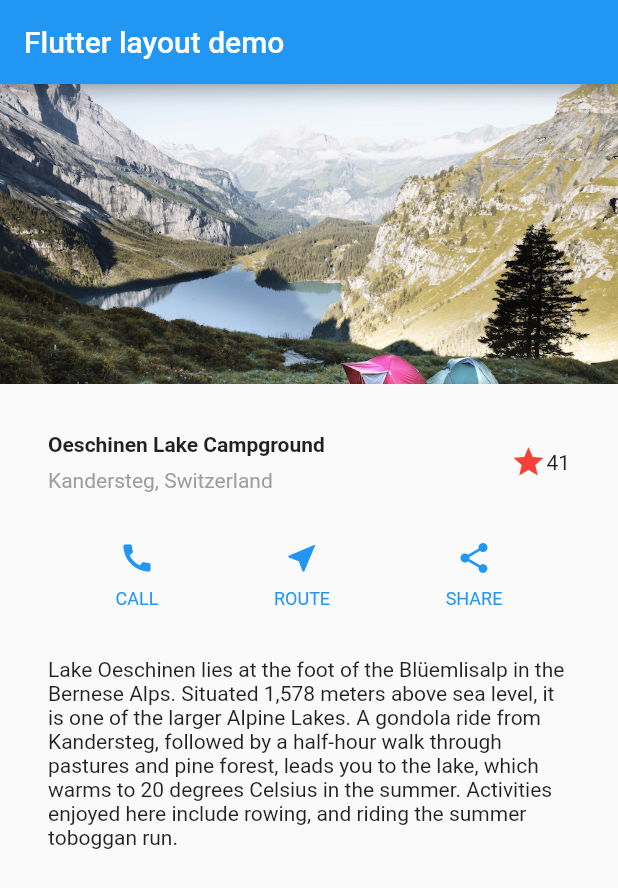
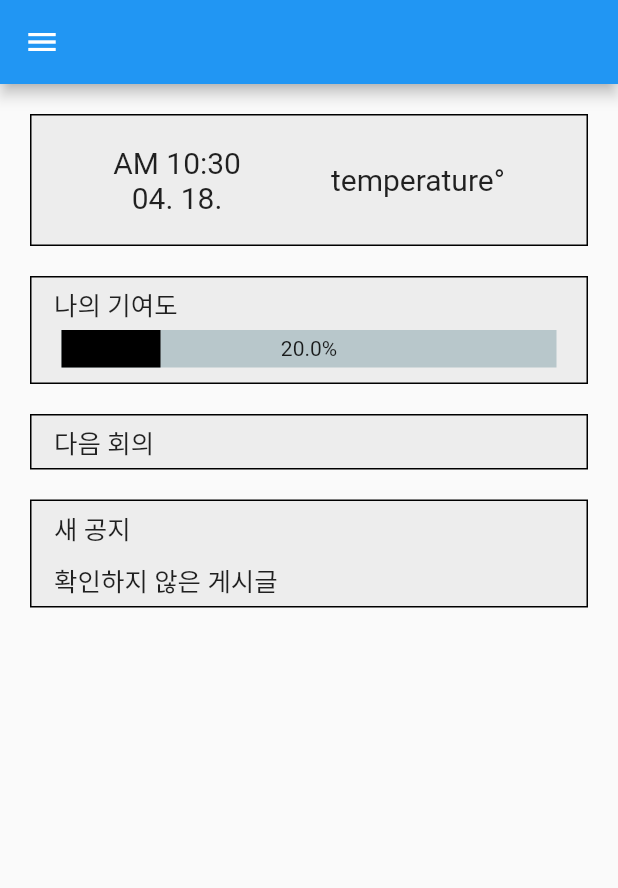
Before and after one commit to Chaehyunee/Teaming, a Flutter app: the screen it shows after launch, on a phone screen of 412 x 824 dp. Shown: the top 888 px of the screen. Run offline on Flutter 3.47's test engine with Material 2 defaults, Android fonts, the light colour scheme and no system bars; drawn by our look-alikes of percent_indicator; our stand-ins replace date_format, timer_builder.

Commit message:
2021.04.18 메인 페이지 구현
회의 일정과 게시글은 아직 해당부분과 DB가 구현되지 않아서 생략
기온도 API가 다루기 쉽지 않아서 해당 부분은 좀 더 공부를 하고 추후에 보충할 예정. 기여도 퍼센테이지 바는 나중에 기여도 계산 알고리즘이 완성되면 해당 값과 연동시켜야 함. 지금은 고정값임

```diff
--- a/lib/main.dart
+++ b/lib/main.dart
@@ -1,119 +1,197 @@
-// Copyright 2018 The Flutter team. All rights reserved.
-// Use of this source code is governed by a BSD-style license that can be
-// found in the LICENSE file.
+import 'package:flutter/material.dart';
+import 'package:percent_indicator/linear_percent_indicator.dart';
+import 'package:timer_builder/timer_builder.dart';
+import 'package:date_format/date_format.dart';
 
-import 'package:flutter/material.dart';
+void main() => runApp(MainPage());
 
-void main() => runApp(MyApp());
+class MainPage extends StatefulWidget {
+  @override
+  _MainPageState createState() => _MainPageState();
+}
 
-class MyApp extends StatelessWidget {
+class _MainPageState extends State<MainPage> {
+  @override
+  void initState() {
+    super.initState();
+  }
+
   @override
   Widget build(BuildContext context) {
-    Widget titleSection = Container(
-      padding: const EdgeInsets.all(32),
-      child: Row(
+    return MaterialApp(
+        home: Scaffold(
+            appBar: AppBar(
+              /*title: Text(title)*/
+            ),
+            body: Column (
               children: [
-          Expanded(
-            /*1*/
-            child: Column(
-              crossAxisAlignment: CrossAxisAlignment.start,
-              children: [
-                /*2*/
-                Container(
-                  padding: const EdgeInsets.only(bottom: 8),
-                  child: Text(
-                    'Oeschinen Lake Campground',
-                    style: TextStyle(
-                      fontWeight: FontWeight.bold,
+                section1,
+                section2,
+                section3,
+                section4,
+              ]
+            ),
+
+            // 드로워(서랍) 추가
+            drawer: Drawer(
+              // 리스트뷰 추가
+              child: ListView(
+                padding: EdgeInsets.zero,
+                children: <Widget>[
+                  // 드로워해더 추가
+                  DrawerHeader(
+                    child: Text('Drawer Header'),
+                    decoration: BoxDecoration(
+                      color: Colors.blue,
                     ),
                   ),
+                  // 리스트타일 추가
+                  ListTile(
+                    title: Text('Item 1'),
+                    onTap: () {
+                      // 네이게이터 팝을 통해 드로워를 닫는다.
+                      Navigator.pop(context);
+                    },
                   ),
-                Text(
-                  'Kandersteg, Switzerland',
-                  style: TextStyle(
-                    color: Colors.grey[500],
-                  ),
-                ),
+                  // 리스트타일 추가
+                  ListTile(
+                    title: Text('Item 2'),
+                    onTap: () {
+                      // 드로워를 닫음
+                      Navigator.pop(context);
+                    },
+                  )
                 ],
               ),
-          ),
-          /*3*/
-          Icon(
-            Icons.star,
-            color: Colors.red[500],
-          ),
-          Text('41'),
-        ],
-      ),
-    );
-
-    Color color = Theme.of(context).primaryColor;
-
-    Widget buttonSection = Container(
-      child: Row(
-        mainAxisAlignment: MainAxisAlignment.spaceEvenly,
-        children: [
-          _buildButtonColumn(color, Icons.call, 'CALL'),
-          _buildButtonColumn(color, Icons.near_me, 'ROUTE'),
-          _buildButtonColumn(color, Icons.share, 'SHARE'),
-        ],
-      ),
-    );
-
-    Widget textSection = Container(
-      padding: const EdgeInsets.all(32),
-      child: Text(
-        'Lake Oeschinen lies at the foot of the Blüemlisalp in the Bernese '
-            'Alps. Situated 1,578 meters above sea level, it is one of the '
-            'larger Alpine Lakes. A gondola ride from Kandersteg, followed by a '
-            'half-hour walk through pastures and pine forest, leads you to the '
-            'lake, which warms to 20 degrees Celsius in the summer. Activities '
-            'enjoyed here include rowing, and riding the summer toboggan run.',
-        softWrap: true,
-      ),
-    );
-
-    return MaterialApp(
-      title: 'Flutter layout demo',
-      home: Scaffold(
-        appBar: AppBar(
-          title: Text('Flutter layout demo'),
-        ),
-        body: ListView(
-          children: [
-            Image.asset(
-              'images/lake.jpg',
-              width: 600,
-              height: 200,
-              fit: BoxFit.cover,
-            ),
-            titleSection,
-            buttonSection,
-            textSection,
-          ],
-        ),
-      ),
+            )
+        )
     );
   }
 
-  Column _buildButtonColumn(Color color, IconData icon, String label) {
-    return Column(
-      mainAxisSize: MainAxisSize.min,
+  Widget section1 = Container(
+    // 컨테이너 내부 상하좌우에 32픽셀만큼의 패딩 삽입
+    margin: const EdgeInsets.only(top:20.0, left:20.0, right:20.0),
+    padding: const EdgeInsets.only(top:20.0, bottom:20.0),
+    decoration: BoxDecoration(
+        color: const Color(0xffededed),
+        border: Border.all(color: Colors.black)
+    ),
+    // 자식으로 Row 를 추가
+    child: Row(
       mainAxisAlignment: MainAxisAlignment.center,
-      children: [
-        Icon(icon, color: color),
+      crossAxisAlignment: CrossAxisAlignment.center,
+      children: <Widget>[
         Container(
-          margin: const EdgeInsets.only(top: 8),
+          padding: const EdgeInsets.only(right:30.0),
+            child: TimerBuilder.periodic(Duration(seconds: 1), builder: (context) {
+              return Text(
+                  formatDate(DateTime.now(), [am, ' ', hh, ':', nn, '\n', mm, '. ', dd, '. ']), // add pubspec.yaml the date_format: ^1.0.9
+                  textAlign: TextAlign.center,
+                  style: TextStyle(
+                    fontSize: 20,
+                    //fontWeight: FontWeight.w600,
+                  )
+              );
+            })
+        ),
+        Container(
+          padding: const EdgeInsets.only(left:30.0),
             child: Text(
-            label,
+                'temperature°',
               style: TextStyle(
-              fontSize: 12,
-              fontWeight: FontWeight.w400,
-              color: color,
+                fontSize: 20
+              )
+            )
         ),
+      ]
+    )
+  );
+
+  Widget section2 = Container(
+    margin: const EdgeInsets.only(top:20.0, left:20.0, right:20.0),
+    decoration: BoxDecoration(
+        color: const Color(0xffededed),
+        border: Border.all(color: Colors.black)
     ),
+    child: Column(
+      children: <Widget>[
+        Container(
+          alignment: Alignment.centerLeft,
+          padding: const EdgeInsets.only(top:5.0, left: 15.0, bottom: 5.0),
+          child: Text(
+              '나의 기여도',
+              style: TextStyle(
+                fontSize: 17
+              )
+          )
         ),
-      ],
+        Container(
+          alignment: Alignment.center,
+          padding: const EdgeInsets.only(left: 10.0, bottom: 10.0),
+          child: LinearPercentIndicator(
+            width: 350.0,
+            animation: true,
+            animationDuration: 1000,
+            lineHeight: 25.0,
+            percent: 0.2,
+            center: Text("20.0%"),
+            linearStrokeCap: LinearStrokeCap.butt,
+            progressColor: Colors.black,
+          )
+        ),
+      ]
+    )
+  );
+  Widget section3 = Container(
+    margin: const EdgeInsets.only(top:20.0, left:20.0, right:20.0),
+    decoration: BoxDecoration(
+        color: const Color(0xffededed),
+        border: Border.all(color: Colors.black)
+    ),
+    child: Column(
+      children: <Widget>[
+        Container(
+            alignment: Alignment.centerLeft,
+            padding: const EdgeInsets.only(top:5.0, left: 15.0, bottom: 5.0),
+            child: Text(
+                '다음 회의',
+                style: TextStyle(
+                    fontSize: 17
+                )
+            )
+        ),
+      ]
+    )
+  );
+  Widget section4 = Container(
+    margin: const EdgeInsets.only(top:20.0, left:20.0, right:20.0),
+    decoration: BoxDecoration(
+        color: const Color(0xffededed),
+        border: Border.all(color: Colors.black)
+    ),
+    child: Column(
+      children: <Widget>[
+        Container(
+            alignment: Alignment.centerLeft,
+            padding: const EdgeInsets.only(top:5.0, left: 15.0, bottom: 5.0),
+            child: Text(
+                '새 공지',
+                style: TextStyle(
+                    fontSize: 17
+                )
+            )
+        ),
+        Container(
+            alignment: Alignment.centerLeft,
+            padding: const EdgeInsets.only(top:5.0, left: 15.0, bottom: 5.0),
+            child: Text(
+                '확인하지 않은 게시글',
+                style: TextStyle(
+                    fontSize: 17
+                )
+            )
+        ),
+      ]
+    )
   );
 }
-}
--- a/pubspec.yaml
+++ b/pubspec.yaml
@@ -23,6 +23,9 @@ environment:
 dependencies:
   flutter:
     sdk: flutter
+  timer_builder: ^2.0.0
+  date_format: ^2.0.2
+  percent_indicator: ^3.0.1
 
   # The following adds the Cupertino Icons font to your application.
   # Use with the CupertinoIcons class for iOS style icons.
@@ -43,7 +46,7 @@ flutter:
   # the material Icons class.
   uses-material-design: true
   assets:
-    - images/lake.jpg
+    - assets/
 
   # To add assets to your application, add an assets section, like this:
   # assets:
```
Also changed, not shown: pubspec.lock, 1 other file. Lines whose indentation alone changed are shown as unchanged.
